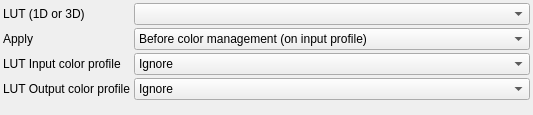
Before: the Qt Designer form src/UI/Blocks/blocklut.ui in RxLaboratory/DuME, drawn with Qt 5.
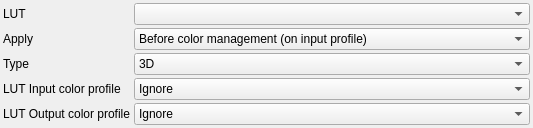
After: the same form once the commit is applied. Custom widgets are drawn as their Qt base class.

Commit message: option to set lut type

```diff
--- a/src/UI/Blocks/blocklut.ui
+++ b/src/UI/Blocks/blocklut.ui
@@ -35,20 +35,34 @@
    <item row="0" column="0">
     <widget class="QLabel" name="label">
      <property name="text">
-      <string>LUT (1D or 3D)</string>
+      <string>LUT</string>
      </property>
     </widget>
    </item>
    <item row="0" column="1">
     <widget class="DataComboBox" name="lutBox"/>
    </item>
-   <item row="1" column="0">
-    <widget class="QLabel" name="label_2">
+   <item row="2" column="0">
+    <widget class="QLabel" name="label_5">
      <property name="text">
-      <string>Apply</string>
+      <string>Type</string>
      </property>
     </widget>
    </item>
+   <item row="2" column="1">
+    <widget class="DataComboBox" name="typeBox">
+     <item>
+      <property name="text">
+       <string>3D</string>
+      </property>
+     </item>
+     <item>
+      <property name="text">
+       <string>1D</string>
+      </property>
+     </item>
+    </widget>
+   </item>
    <item row="1" column="1">
     <widget class="DataComboBox" name="applyBox">
      <item>
@@ -63,14 +77,14 @@
      </item>
     </widget>
    </item>
-   <item row="2" column="0">
-    <widget class="QLabel" name="label_3">
+   <item row="1" column="0">
+    <widget class="QLabel" name="label_2">
      <property name="text">
-      <string>LUT Input color profile</string>
+      <string>Apply</string>
      </property>
     </widget>
    </item>
-   <item row="2" column="1">
+   <item row="3" column="1">
     <widget class="DataComboBox" name="inputSpaceBox">
      <item>
       <property name="text">
@@ -79,22 +93,29 @@
      </item>
     </widget>
    </item>
+   <item row="4" column="1">
+    <widget class="DataComboBox" name="outputSpaceBox">
+     <item>
+      <property name="text">
+       <string>Ignore</string>
+      </property>
+     </item>
+    </widget>
+   </item>
    <item row="3" column="0">
+    <widget class="QLabel" name="label_3">
+     <property name="text">
+      <string>LUT Input color profile</string>
+     </property>
+    </widget>
+   </item>
+   <item row="4" column="0">
     <widget class="QLabel" name="label_4">
      <property name="text">
       <string>LUT Output color profile</string>
      </property>
     </widget>
    </item>
-   <item row="3" column="1">
-    <widget class="DataComboBox" name="outputSpaceBox">
-     <item>
-      <property name="text">
-       <string>Ignore</string>
-      </property>
-     </item>
-    </widget>
-   </item>
   </layout>
  </widget>
  <customwidgets>
```
The commit also changes 2 other files.
